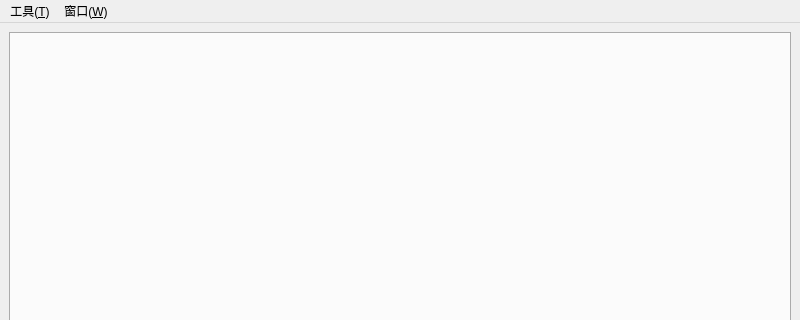
First picture: the form in Mini-Tools/core.ui, repository Chrollis/Mini-Tools, before the edit; both pictures show x 0 to 800 and y 0 to 320 of the 800 by 600 pixel window.
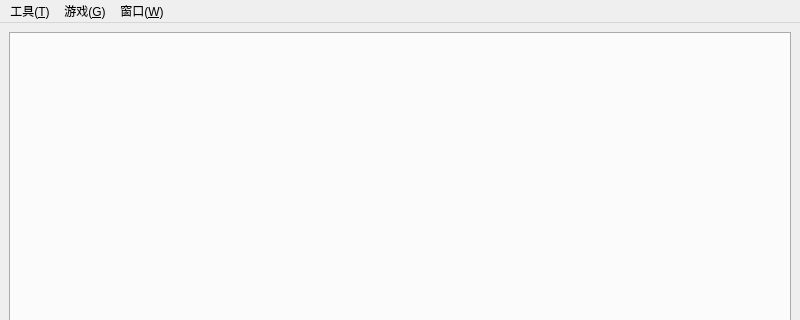
Second picture: the form after the edit.

```diff
--- a/Mini-Tools/core.ui
+++ b/Mini-Tools/core.ui
@@ -43,7 +43,14 @@
     </property>
     <addaction name="actionDock"/>
    </widget>
+   <widget class="QMenu" name="menu_G">
+    <property name="title">
+     <string>游戏(&amp;G)</string>
+    </property>
+    <addaction name="actionTictactoe"/>
+   </widget>
    <addaction name="menu_T"/>
+   <addaction name="menu_G"/>
    <addaction name="menu_W"/>
   </widget>
   <widget class="QStatusBar" name="statusbar"/>
```
Left out of the diff: 5 changed lines with no effect on the pictures.
